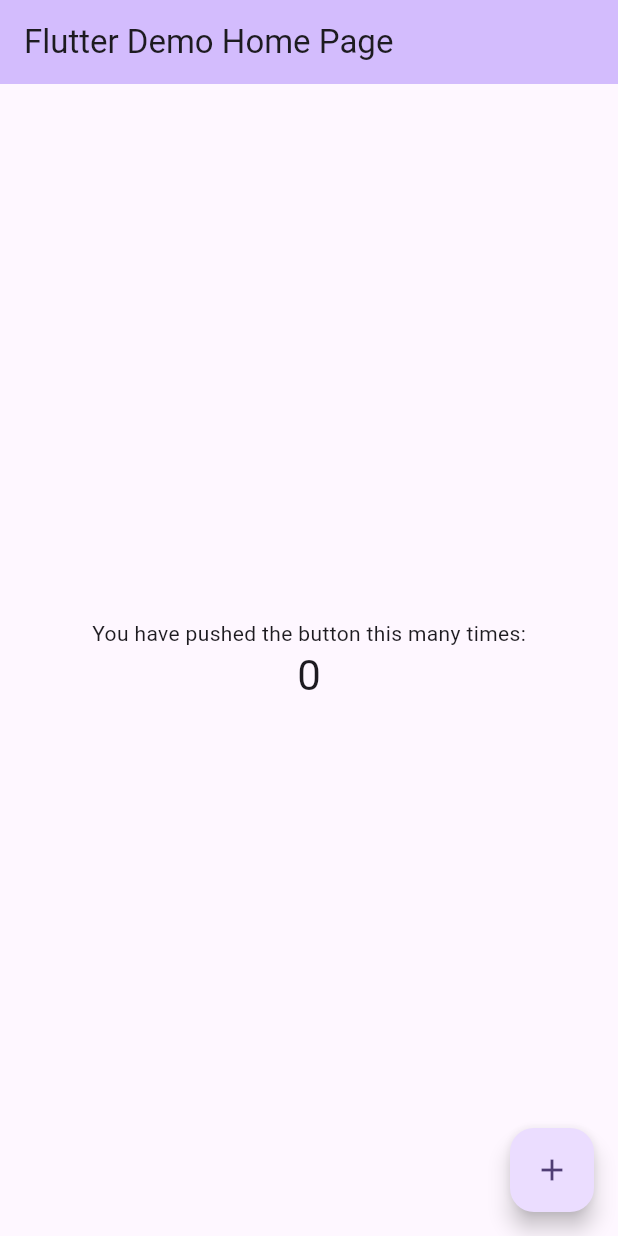
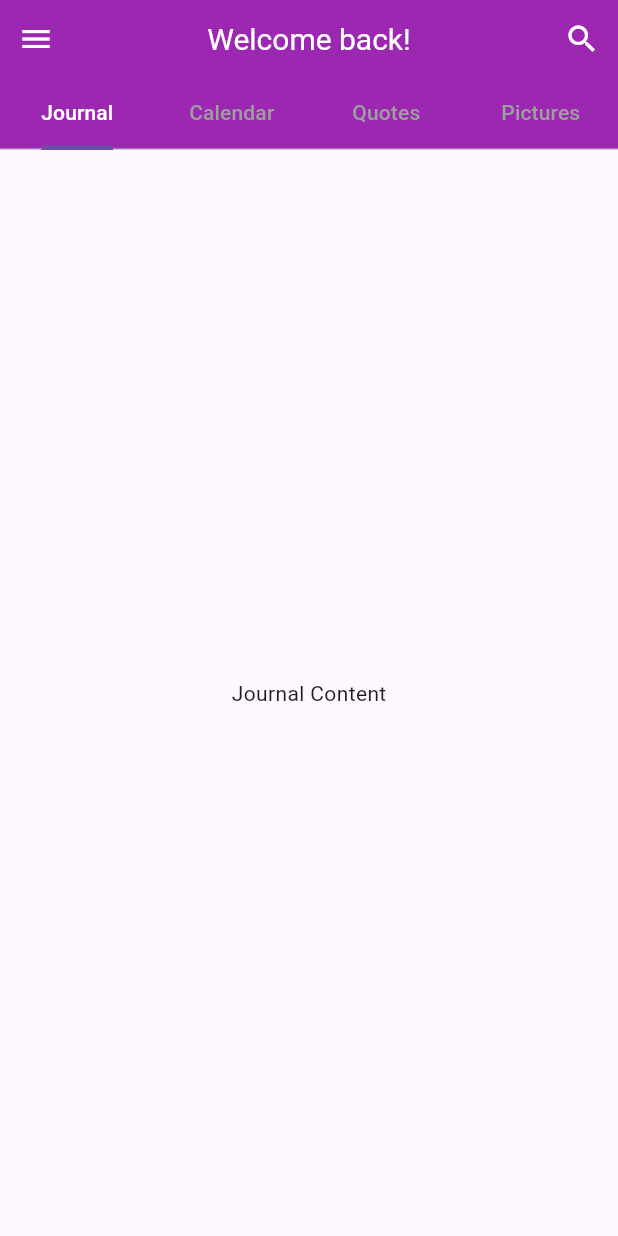
Before and after one commit to dvadell/journey, a Flutter app: the screen it shows after launch, on a phone screen of 412 x 824 dp. Run offline on Flutter 3.47's test engine with Material 3 defaults, Android fonts, the phone set to English and light mode, and no system bars.

```diff
--- /dev/null
+++ b/lib/home_page.dart
@@ -0,0 +1,77 @@
+import 'package:flutter/material.dart';
+
+class JournalHome extends StatefulWidget {
+  @override
+  _JournalHomeState createState() => _JournalHomeState();
+}
+
+class _JournalHomeState extends State<JournalHome> with SingleTickerProviderStateMixin {
+  late TabController _tabController;
+
+  @override
+  void initState() {
+    super.initState();
+    _tabController = TabController(length: 4, vsync: this);
+  }
+
+  @override
+  void dispose() {
+    _tabController.dispose();
+    super.dispose();
+  }
+
+  @override
+  Widget build(BuildContext context) {
+    return Scaffold(
+      appBar: PreferredSize(
+        preferredSize: Size.fromHeight(100.0),
+        child: AppBar(
+          automaticallyImplyLeading: false,
+          backgroundColor: Colors.purple,
+          titleSpacing: 0,
+          title: Row(
+            mainAxisAlignment: MainAxisAlignment.spaceBetween,
+            children: [
+              IconButton(
+                icon: Icon(Icons.menu, color: Colors.white),
+                onPressed: () {
+                  // Handle settings
+                },
+              ),
+              Text(
+                'Welcome back!',
+                style: TextStyle(color: Colors.white, fontSize: 20),
+              ),
+              IconButton(
+                icon: Icon(Icons.search, color: Colors.white),
+                onPressed: () {
+                  // Handle search
+                },
+              ),
+            ],
+          ),
+          bottom: TabBar(
+            controller: _tabController,
+            labelColor: Colors.white,
+            unselectedLabelColor: Colors.grey,
+            tabs: [
+              Tab(text: 'Journal'),
+              Tab(text: 'Calendar'),
+              Tab(text: 'Quotes'),
+              Tab(text: 'Pictures'),
+            ],
+          ),
+        ),
+      ),
+      body: TabBarView(
+        controller: _tabController,
+        children: [
+          Center(child: Text('Journal Content')),
+          Center(child: Text('Calendar Content')),
+          Center(child: Text('Quotes Content')),
+          Center(child: Text('Pictures Content')),
+        ],
+      ),
+    );
+  }
+}
--- a/lib/main.dart
+++ b/lib/main.dart
@@ -1,125 +1,19 @@
 import 'package:flutter/material.dart';
+import 'home_page.dart';
 
 void main() {
-  runApp(const MyApp());
+  runApp(MyApp());
 }
 
 class MyApp extends StatelessWidget {
-  const MyApp({super.key});
-
-  // This widget is the root of your application.
   @override
   Widget build(BuildContext context) {
     return MaterialApp(
-      title: 'Flutter Demo',
+      title: 'Journal App',
       theme: ThemeData(
-        // This is the theme of your application.
-        //
-        // TRY THIS: Try running your application with "flutter run". You'll see
-        // the application has a purple toolbar. Then, without quitting the app,
-        // try changing the seedColor in the colorScheme below to Colors.green
-        // and then invoke "hot reload" (save your changes or press the "hot
-        // reload" button in a Flutter-supported IDE, or press "r" if you used
-        // the command line to start the app).
-        //
-        // Notice that the counter didn't reset back to zero; the application
-        // state is not lost during the reload. To reset the state, use hot
-        // restart instead.
-        //
-        // This works for code too, not just values: Most code changes can be
-        // tested with just a hot reload.
-        colorScheme: ColorScheme.fromSeed(seedColor: Colors.deepPurple),
-        useMaterial3: true,
+        primarySwatch: Colors.purple,
       ),
-      home: const MyHomePage(title: 'Flutter Demo Home Page'),
+      home: JournalHome(),
     );
   }
 }
-
-class MyHomePage extends StatefulWidget {
-  const MyHomePage({super.key, required this.title});
-
-  // This widget is the home page of your application. It is stateful, meaning
-  // that it has a State object (defined below) that contains fields that affect
-  // how it looks.
-
-  // This class is the configuration for the state. It holds the values (in this
-  // case the title) provided by the parent (in this case the App widget) and
-  // used by the build method of the State. Fields in a Widget subclass are
-  // always marked "final".
-
-  final String title;
-
-  @override
-  State<MyHomePage> createState() => _MyHomePageState();
-}
-
-class _MyHomePageState extends State<MyHomePage> {
-  int _counter = 0;
-
-  void _incrementCounter() {
-    setState(() {
-      // This call to setState tells the Flutter framework that something has
-      // changed in this State, which causes it to rerun the build method below
-      // so that the display can reflect the updated values. If we changed
-      // _counter without calling setState(), then the build method would not be
-      // called again, and so nothing would appear to happen.
-      _counter++;
-    });
-  }
-
-  @override
-  Widget build(BuildContext context) {
-    // This method is rerun every time setState is called, for instance as done
-    // by the _incrementCounter method above.
-    //
-    // The Flutter framework has been optimized to make rerunning build methods
-    // fast, so that you can just rebuild anything that needs updating rather
-    // than having to individually change instances of widgets.
-    return Scaffold(
-      appBar: AppBar(
-        // TRY THIS: Try changing the color here to a specific color (to
-        // Colors.amber, perhaps?) and trigger a hot reload to see the AppBar
-        // change color while the other colors stay the same.
-        backgroundColor: Theme.of(context).colorScheme.inversePrimary,
-        // Here we take the value from the MyHomePage object that was created by
-        // the App.build method, and use it to set our appbar title.
-        title: Text(widget.title),
-      ),
-      body: Center(
-        // Center is a layout widget. It takes a single child and positions it
-        // in the middle of the parent.
-        child: Column(
-          // Column is also a layout widget. It takes a list of children and
-          // arranges them vertically. By default, it sizes itself to fit its
-          // children horizontally, and tries to be as tall as its parent.
-          //
-          // Column has various properties to control how it sizes itself and
-          // how it positions its children. Here we use mainAxisAlignment to
-          // center the children vertically; the main axis here is the vertical
-          // axis because Columns are vertical (the cross axis would be
-          // horizontal).
-          //
-          // TRY THIS: Invoke "debug painting" (choose the "Toggle Debug Paint"
-          // action in the IDE, or press "p" in the console), to see the
-          // wireframe for each widget.
-          mainAxisAlignment: MainAxisAlignment.center,
-          children: <Widget>[
-            const Text(
-              'You have pushed the button this many times:',
-            ),
-            Text(
-              '$_counter',
-              style: Theme.of(context).textTheme.headlineMedium,
-            ),
-          ],
-        ),
-      ),
-      floatingActionButton: FloatingActionButton(
-        onPressed: _incrementCounter,
-        tooltip: 'Increment',
-        child: const Icon(Icons.add),
-      ), // This trailing comma makes auto-formatting nicer for build methods.
-    );
-  }
-}
```
